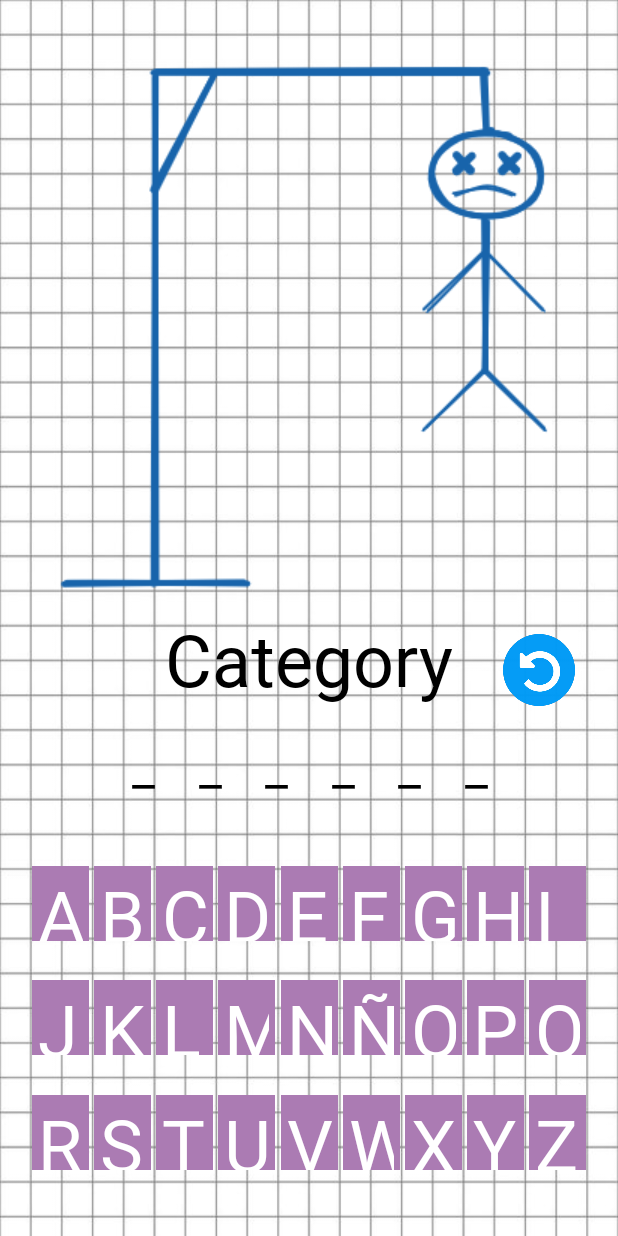
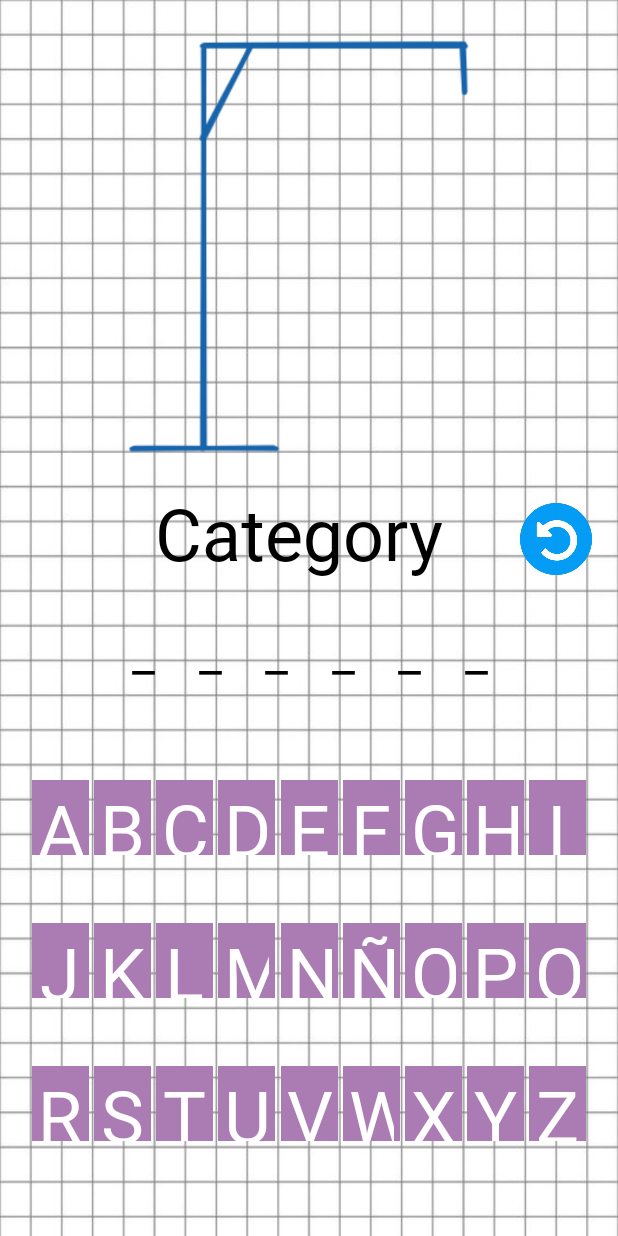
Before and after one commit to SPC3CWBY/CM-Ejercicio3-HangmanGame, an Android app: the HangmanGame screen opened directly, with no data from a screen before it, on a phone screen of 412 x 824 dp. Run offline under Robolectric (Android 15) with nearby library versions, the phone set to English and light mode, and no system bars; 1 statement that could not run was skipped.

Commit message:
features-api_and_layouts-finish

```diff
--- a/app/src/main/AndroidManifest.xml
+++ b/app/src/main/AndroidManifest.xml
@@ -1,6 +1,8 @@
 <?xml version="1.0" encoding="utf-8"?>
 <manifest xmlns:android="http://schemas.android.com/apk/res/android"
     xmlns:tools="http://schemas.android.com/tools">
+    <!--    Permisos -->
+    <uses-permission android:name="android.permission.INTERNET"/>
 
     <application
         android:allowBackup="true"
@@ -9,6 +11,7 @@
         android:icon="@mipmap/ic_launcher"
         android:label="@string/app_name"
         android:roundIcon="@mipmap/ic_launcher_round"
+        android:usesCleartextTraffic="true"
         android:supportsRtl="true"
         android:theme="@style/Theme.HangmanGame"
         tools:targetApi="31">
--- a/app/src/main/java/com/example/hangmangame/model/HangmanApi.kt
+++ b/app/src/main/java/com/example/hangmangame/model/HangmanApi.kt
@@ -1,4 +1,14 @@
 package com.example.hangmangame.model
 
+import retrofit2.Call
+import retrofit2.http.GET
+import retrofit2.http.Path
+import retrofit2.http.Url
+
 interface HangmanApi {
+    //Endpoints
+    @GET
+    fun getWords(
+        @Url url: String?
+    ): Call<Words>
 }
--- a/app/src/main/java/com/example/hangmangame/model/Words.kt
+++ b/app/src/main/java/com/example/hangmangame/model/Words.kt
@@ -1,4 +1,6 @@
 package com.example.hangmangame.model
 
-class Words {
-}
+data class Words (
+    var word: String? = null,
+    var category: String? = null
+)
--- a/app/src/main/java/com/example/hangmangame/view/activities/HangmanGame.kt
+++ b/app/src/main/java/com/example/hangmangame/view/activities/HangmanGame.kt
@@ -1,9 +1,21 @@
 package com.example.hangmangame.view.activities
 
+import android.content.Intent
 import androidx.appcompat.app.AppCompatActivity
 import android.os.Bundle
+import android.util.Log
 import android.view.View
+import android.widget.Toast
 import com.example.hangmangame.databinding.ActivityHangmanGameBinding
+import com.example.hangmangame.model.HangmanApi
+import com.example.hangmangame.model.Words
+import com.example.hangmangame.view.util.Constants
+import kotlinx.coroutines.CoroutineScope
+import kotlinx.coroutines.Dispatchers
+import kotlinx.coroutines.launch
+import retrofit2.Call
+import retrofit2.Callback
+import retrofit2.Response
 
 class HangmanGame : AppCompatActivity() {
     private lateinit var binding: ActivityHangmanGameBinding
@@ -12,11 +24,39 @@ class HangmanGame : AppCompatActivity() {
         super.onCreate(savedInstanceState)
         binding = ActivityHangmanGameBinding.inflate(layoutInflater)
         setContentView(binding.root)
+        //API LOGIN
+        val call = Constants.getRetrofit()
+            .create(HangmanApi::class.java)
+            .getWords("hangman.php")
+        Log.d(Constants.LOGTAG, "Request: ${call.request()}")
 
+        CoroutineScope(Dispatchers.IO).launch {
+            call.enqueue(object : Callback<Words> {
+                override fun onResponse(call: Call<Words>, response: Response<Words>) {
+                    Log.d(Constants.LOGTAG, "Respuesta del servidor: ${response.toString()}")
+                    Log.d(Constants.LOGTAG, "Datos: ${response.body().toString()}")
 
+                    with(binding){
+                        tvCategory.text = response.body()?.category
+                        tvWord.text = response.body()?.word
+                        binding.pb.visibility = View.GONE
+                    }
+                }
+
+                override fun onFailure(call: Call<Words>, t: Throwable) {
+                    binding.pb.visibility = View.GONE
+                    Toast.makeText(
+                        this@HangmanGame,
+                        "Error de conexión: ${t.message}",
+                        Toast.LENGTH_SHORT
+                    ).show()
+                }
+            })
+        }
     }
 
     fun onClick(view: View) {
-
+        val intent = Intent(this, HangmanGame::class.java)
+        startActivity(intent)
     }
 }
--- a/app/src/main/java/com/example/hangmangame/view/activities/MainActivity.kt
+++ b/app/src/main/java/com/example/hangmangame/view/activities/MainActivity.kt
@@ -18,5 +18,4 @@ class MainActivity : AppCompatActivity() {
         val intent = Intent(this, HangmanGame::class.java)
         startActivity(intent)
     }
-
 }
--- a/app/src/main/java/com/example/hangmangame/view/util/Constants.kt
+++ b/app/src/main/java/com/example/hangmangame/view/util/Constants.kt
@@ -1,4 +1,14 @@
 package com.example.hangmangame.view.util
+import retrofit2.Retrofit
+import retrofit2.converter.gson.GsonConverterFactory
 
-class Constants {
+object Constants {
+    // URL BASE para las API a utilizar | Deben terminar en /
+    const val BASE_URL = "https://www.serverbpw.com/cm/2023-1/"
+    const val LOGTAG = "LOGS"
+
+    fun getRetrofit(): Retrofit = Retrofit.Builder()
+        .baseUrl(BASE_URL)
+        .addConverterFactory(GsonConverterFactory.create())
+        .build()
 }
--- a/app/src/main/res/layout/activity_hangman_game.xml
+++ b/app/src/main/res/layout/activity_hangman_game.xml
@@ -9,27 +9,28 @@
 
     <ImageView
         android:id="@+id/ivHangman3"
-        android:layout_width="wrap_content"
-        android:layout_height="wrap_content"
-        android:src="@drawable/hangman_6"
+        android:layout_width="275dp"
+        android:layout_height="285dp"
+        android:src="@drawable/hangman"
         app:layout_constraintBottom_toBottomOf="parent"
         app:layout_constraintEnd_toEndOf="parent"
         app:layout_constraintHorizontal_bias="0.45"
         app:layout_constraintStart_toStartOf="parent"
         app:layout_constraintTop_toTopOf="parent"
-        app:layout_constraintVertical_bias="0.08" />
+        app:layout_constraintVertical_bias="0.04" />
 
     <TextView
         android:id="@+id/tvCategory"
         android:layout_width="wrap_content"
         android:layout_height="wrap_content"
-        android:layout_marginTop="8dp"
+        android:layout_marginTop="16dp"
         android:fontFamily="@font/notebook"
         android:text="@string/category"
         android:textColor="@color/black"
         android:textSize="@dimen/letter"
         app:layout_constraintBottom_toTopOf="@+id/tvWord"
-        app:layout_constraintEnd_toEndOf="parent"
+        app:layout_constraintEnd_toStartOf="@+id/ivResetIcon"
+        app:layout_constraintHorizontal_bias="0.67"
         app:layout_constraintStart_toStartOf="parent"
         app:layout_constraintTop_toBottomOf="@+id/ivHangman3" />
 
@@ -37,18 +38,43 @@
         android:id="@+id/tvWord"
         android:layout_width="match_parent"
         android:layout_height="wrap_content"
-        android:layout_marginTop="16dp"
+        android:layout_marginTop="24dp"
         android:fontFamily="@font/notebook"
         android:gravity="center"
         android:letterSpacing="0.3"
+        android:text="@string/word"
         android:textColor="@color/black"
         android:textSize="@dimen/word"
         app:layout_constraintBottom_toTopOf="@+id/lettersLayout"
         app:layout_constraintEnd_toEndOf="parent"
         app:layout_constraintStart_toStartOf="parent"
         app:layout_constraintTop_toBottomOf="@+id/tvCategory"
-        tools:ignore="TextContrastCheck"
-        android:text="@string/word" />
+        tools:ignore="TextContrastCheck" />
+
+    <ImageView
+        android:id="@+id/ivResetIcon"
+        android:layout_width="48dp"
+        android:layout_height="48dp"
+        android:onClick="onClick"
+        app:layout_constraintBottom_toTopOf="@+id/tvWord"
+        app:layout_constraintEnd_toEndOf="parent"
+        app:layout_constraintHorizontal_bias="0.9515"
+        app:layout_constraintStart_toStartOf="@+id/tvWord"
+        app:layout_constraintTop_toBottomOf="@+id/ivHangman3"
+        app:srcCompat="@drawable/restart"
+        tools:ignore="ImageContrastCheck,SpeakableTextPresentCheck" />
+
+    <ProgressBar
+        android:id="@+id/pb"
+        style="?android:attr/progressBarStyle"
+        android:layout_width="wrap_content"
+        android:layout_height="wrap_content"
+        app:layout_constraintBottom_toBottomOf="@+id/lettersLayout"
+        app:layout_constraintEnd_toEndOf="parent"
+        app:layout_constraintHorizontal_bias="0.955"
+        app:layout_constraintStart_toStartOf="parent"
+        app:layout_constraintTop_toTopOf="parent"
+        app:layout_constraintVertical_bias="0.025" />
 
     <androidx.constraintlayout.widget.ConstraintLayout
         android:id="@+id/lettersLayout"
@@ -71,7 +97,7 @@
             android:layout_height="@dimen/letterBackgroundHeight"
             android:background="@color/purple_pastel"
             android:fontFamily="@font/notebook"
-            android:letterSpacing="0.2"
+            android:gravity="center"
             android:paddingHorizontal="@dimen/paddingHLetter"
             android:text="@string/a"
             android:textColor="@color/white"
@@ -83,7 +109,7 @@
             android:layout_height="@dimen/letterBackgroundHeight"
             android:background="@color/purple_pastel"
             android:fontFamily="@font/notebook"
-            android:letterSpacing="0.2"
+            android:gravity="center"
             android:paddingHorizontal="@dimen/paddingHLetter"
             android:text="@string/b"
             android:textColor="@color/white"
@@ -95,7 +121,7 @@
             android:layout_height="@dimen/letterBackgroundHeight"
             android:background="@color/purple_pastel"
             android:fontFamily="@font/notebook"
-            android:letterSpacing="0.2"
+            android:gravity="center"
             android:paddingHorizontal="@dimen/paddingHLetter"
             android:text="@string/c"
             android:textColor="@color/white"
@@ -107,7 +133,7 @@
             android:layout_height="@dimen/letterBackgroundHeight"
             android:background="@color/purple_pastel"
             android:fontFamily="@font/notebook"
-            android:letterSpacing="0.2"
+            android:gravity="center"
             android:paddingHorizontal="@dimen/paddingHLetter"
             android:text="@string/d"
             android:textColor="@color/white"
@@ -119,7 +145,7 @@
             android:layout_height="@dimen/letterBackgroundHeight"
             android:background="@color/purple_pastel"
             android:fontFamily="@font/notebook"
-            android:letterSpacing="0.2"
+            android:gravity="center"
             android:paddingHorizontal="@dimen/paddingHLetter"
             android:text="@string/e"
             android:textColor="@color/white"
@@ -131,7 +157,7 @@
             android:layout_height="@dimen/letterBackgroundHeight"
             android:background="@color/purple_pastel"
             android:fontFamily="@font/notebook"
-            android:letterSpacing="0.2"
+            android:gravity="center"
             android:paddingHorizontal="@dimen/paddingHLetter"
             android:text="@string/f"
             android:textColor="@color/white"
@@ -143,7 +169,7 @@
             android:layout_height="@dimen/letterBackgroundHeight"
             android:background="@color/purple_pastel"
             android:fontFamily="@font/notebook"
-            android:letterSpacing="0.2"
+            android:gravity="center"
             android:paddingHorizontal="@dimen/paddingHLetter"
             android:text="@string/g"
             android:textColor="@color/white"
@@ -155,7 +181,7 @@
             android:layout_height="@dimen/letterBackgroundHeight"
             android:background="@color/purple_pastel"
             android:fontFamily="@font/notebook"
-            android:letterSpacing="0.2"
+            android:gravity="center"
             android:paddingHorizontal="@dimen/paddingHLetter"
             android:text="@string/h"
             android:textColor="@color/white"
@@ -167,7 +193,7 @@
             android:layout_height="@dimen/letterBackgroundHeight"
             android:background="@color/purple_pastel"
             android:fontFamily="@font/notebook"
-            android:letterSpacing="0.2"
+            android:gravity="center"
             android:paddingHorizontal="@dimen/paddingHLetter"
             android:text="@string/i"
             android:textColor="@color/white"
@@ -179,7 +205,7 @@
             android:layout_height="@dimen/letterBackgroundHeight"
             android:background="@color/purple_pastel"
             android:fontFamily="@font/notebook"
-            android:letterSpacing="0.2"
+            android:gravity="center"
             android:paddingHorizontal="@dimen/paddingHLetter"
             android:text="@string/j"
             android:textColor="@color/white"
@@ -191,7 +217,7 @@
             android:layout_height="@dimen/letterBackgroundHeight"
             android:background="@color/purple_pastel"
             android:fontFamily="@font/notebook"
-            android:letterSpacing="0.2"
+            android:gravity="center"
             android:paddingHorizontal="@dimen/paddingHLetter"
             android:text="@string/k"
             android:textColor="@color/white"
@@ -204,7 +230,7 @@
             android:layout_height="@dimen/letterBackgroundHeight"
             android:background="@color/purple_pastel"
             android:fontFamily="@font/notebook"
-            android:letterSpacing="0.2"
+            android:gravity="center"
             android:paddingHorizontal="@dimen/paddingHLetter"
             android:text="@string/l"
             android:textColor="@color/white"
@@ -216,7 +242,7 @@
             android:layout_height="@dimen/letterBackgroundHeight"
             android:background="@color/purple_pastel"
             android:fontFamily="@font/notebook"
-            android:letterSpacing="0.2"
+            android:gravity="center"
             android:paddingHorizontal="@dimen/paddingHLetter"
             android:text="@string/m"
             android:textColor="@color/white"
@@ -228,7 +254,7 @@
             android:layout_height="@dimen/letterBackgroundHeight"
             android:background="@color/purple_pastel"
             android:fontFamily="@font/notebook"
-            android:letterSpacing="0.2"
+            android:gravity="center"
             android:paddingHorizontal="@dimen/paddingHLetter"
             android:text="@string/n"
             android:textColor="@color/white"
@@ -240,7 +266,7 @@
             android:layout_height="@dimen/letterBackgroundHeight"
             android:background="@color/purple_pastel"
             android:fontFamily="@font/notebook"
-            android:letterSpacing="0.2"
+            android:gravity="center"
             android:paddingHorizontal="@dimen/paddingHLetter"
             android:text="@string/ene"
             android:textColor="@color/white"
@@ -252,7 +278,7 @@
             android:layout_height="@dimen/letterBackgroundHeight"
             android:background="@color/purple_pastel"
             android:fontFamily="@font/notebook"
-            android:letterSpacing="0.2"
+            android:gravity="center"
             android:paddingHorizontal="@dimen/paddingHLetter"
             android:text="@string/o"
             android:textColor="@color/white"
@@ -264,7 +290,7 @@
             android:layout_height="@dimen/letterBackgroundHeight"
             android:background="@color/purple_pastel"
             android:fontFamily="@font/notebook"
-            android:letterSpacing="0.2"
+            android:gravity="center"
             android:paddingHorizontal="@dimen/paddingHLetter"
             android:text="@string/p"
             android:textColor="@color/white"
@@ -276,7 +302,7 @@
             android:layout_height="@dimen/letterBackgroundHeight"
             android:background="@color/purple_pastel"
             android:fontFamily="@font/notebook"
-            android:letterSpacing="0.2"
+            android:gravity="center"
             android:paddingHorizontal="@dimen/paddingHLetter"
             android:text="@string/q"
             android:textColor="@color/white"
@@ -288,7 +314,7 @@
             android:layout_height="@dimen/letterBackgroundHeight"
             android:background="@color/purple_pastel"
             android:fontFamily="@font/notebook"
-            android:letterSpacing="0.2"
+            android:gravity="center"
             android:paddingHorizontal="@dimen/paddingHLetter"
             android:text="@string/s"
             android:textColor="@color/white"
@@ -300,7 +326,7 @@
             android:layout_height="@dimen/letterBackgroundHeight"
             android:background="@color/purple_pastel"
             android:fontFamily="@font/notebook"
-            android:letterSpacing="0.2"
+            android:gravity="center"
             android:paddingHorizontal="@dimen/paddingHLetter"
             android:text="@string/t"
             android:textColor="@color/white"
@@ -312,7 +338,7 @@
             android:layout_height="@dimen/letterBackgroundHeight"
             android:background="@color/purple_pastel"
             android:fontFamily="@font/notebook"
-            android:letterSpacing="0.2"
+            android:gravity="center"
             android:paddingHorizontal="@dimen/paddingHLetter"
             android:text="@string/r"
             android:textColor="@color/white"
@@ -324,7 +350,7 @@
             android:layout_height="@dimen/letterBackgroundHeight"
             android:background="@color/purple_pastel"
             android:fontFamily="@font/notebook"
-            android:letterSpacing="0.2"
+            android:gravity="center"
             android:paddingHorizontal="@dimen/paddingHLetter"
             android:text="@string/u"
             android:textColor="@color/white"
@@ -336,7 +362,7 @@
             android:layout_height="@dimen/letterBackgroundHeight"
             android:background="@color/purple_pastel"
             android:fontFamily="@font/notebook"
-            android:letterSpacing="0.2"
+            android:gravity="center"
             android:paddingHorizontal="@dimen/paddingHLetter"
             android:text="@string/v"
             android:textColor="@color/white"
@@ -348,7 +374,7 @@
             android:layout_height="@dimen/letterBackgroundHeight"
             android:background="@color/purple_pastel"
             android:fontFamily="@font/notebook"
-            android:letterSpacing="0.2"
+            android:gravity="center"
             android:paddingHorizontal="@dimen/paddingHLetter"
             android:text="@string/w"
             android:textColor="@color/white"
@@ -360,7 +386,7 @@
             android:layout_height="@dimen/letterBackgroundHeight"
             android:background="@color/purple_pastel"
             android:fontFamily="@font/notebook"
-            android:letterSpacing="0.2"
+            android:gravity="center"
             android:paddingHorizontal="@dimen/paddingHLetter"
             android:text="@string/x"
             android:textColor="@color/white"
@@ -372,7 +398,7 @@
             android:layout_height="@dimen/letterBackgroundHeight"
             android:background="@color/purple_pastel"
             android:fontFamily="@font/notebook"
-            android:letterSpacing="0.2"
+            android:gravity="center"
             android:paddingHorizontal="@dimen/paddingHLetter"
             android:text="@string/y"
             android:textColor="@color/white"
@@ -384,7 +410,7 @@
             android:layout_height="@dimen/letterBackgroundHeight"
             android:background="@color/purple_pastel"
             android:fontFamily="@font/notebook"
-            android:letterSpacing="0.2"
+            android:gravity="center"
             android:paddingHorizontal="@dimen/paddingHLetter"
             android:text="@string/z"
             android:textColor="@color/white"
@@ -392,18 +418,4 @@
 
     </androidx.constraintlayout.widget.ConstraintLayout>
 
-    <ImageView
-        android:id="@+id/ivResetIcon"
-        android:layout_width="48dp"
-        android:layout_height="48dp"
-        android:onClick="onClick"
-        app:layout_constraintBottom_toTopOf="@+id/tvWord"
-        app:layout_constraintEnd_toEndOf="parent"
-        app:layout_constraintHorizontal_bias="0.54"
-        app:layout_constraintStart_toEndOf="@+id/tvCategory"
-        app:layout_constraintTop_toBottomOf="@+id/ivHangman3"
-        app:layout_constraintVertical_bias="0.59000003"
-        app:srcCompat="@drawable/restart"
-        tools:ignore="ImageContrastCheck,SpeakableTextPresentCheck" />
-
 </androidx.constraintlayout.widget.ConstraintLayout>
```
Also changed, not shown: app/build.gradle (+7 -0 lines).
